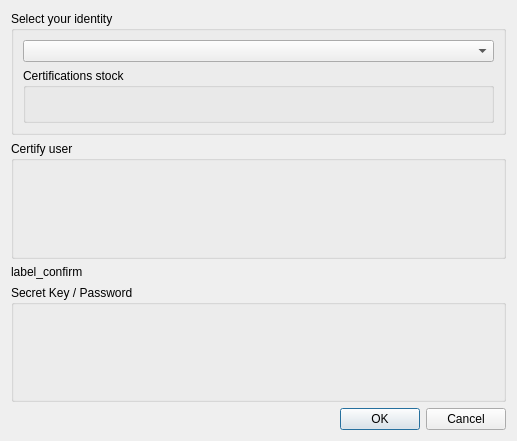
duniter/sakia, file src/sakia/gui/dialogs/certification/certification.ui: the form before one commit.
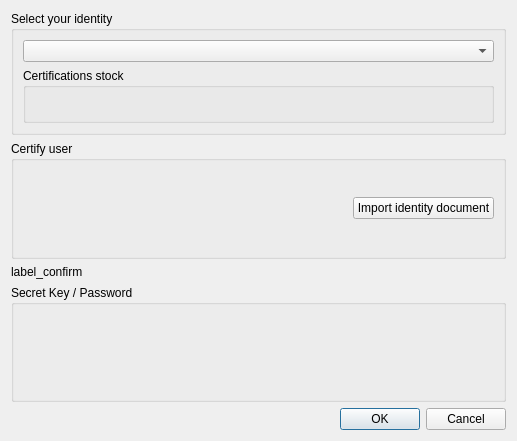
The form after the commit.

Commit message: Certify user using imported document #644

Patch:
```diff
--- a/src/sakia/gui/dialogs/certification/certification.ui
+++ b/src/sakia/gui/dialogs/certification/certification.ui
@@ -53,7 +53,32 @@
      <property name="title">
       <string>Certify user</string>
      </property>
-     <layout class="QVBoxLayout" name="verticalLayout_3"/>
+     <layout class="QVBoxLayout" name="verticalLayout_3">
+      <item>
+       <layout class="QHBoxLayout" name="horizontalLayout">
+        <item>
+         <spacer name="horizontalSpacer">
+          <property name="orientation">
+           <enum>Qt::Horizontal</enum>
+          </property>
+          <property name="sizeHint" stdset="0">
+           <size>
+            <width>40</width>
+            <height>20</height>
+           </size>
+          </property>
+         </spacer>
+        </item>
+        <item>
+         <widget class="QPushButton" name="button_import_identity">
+          <property name="text">
+           <string>Import identity document</string>
+          </property>
+         </widget>
+        </item>
+       </layout>
+      </item>
+     </layout>
     </widget>
    </item>
    <item>
```
The commit also changes 4 other files.
